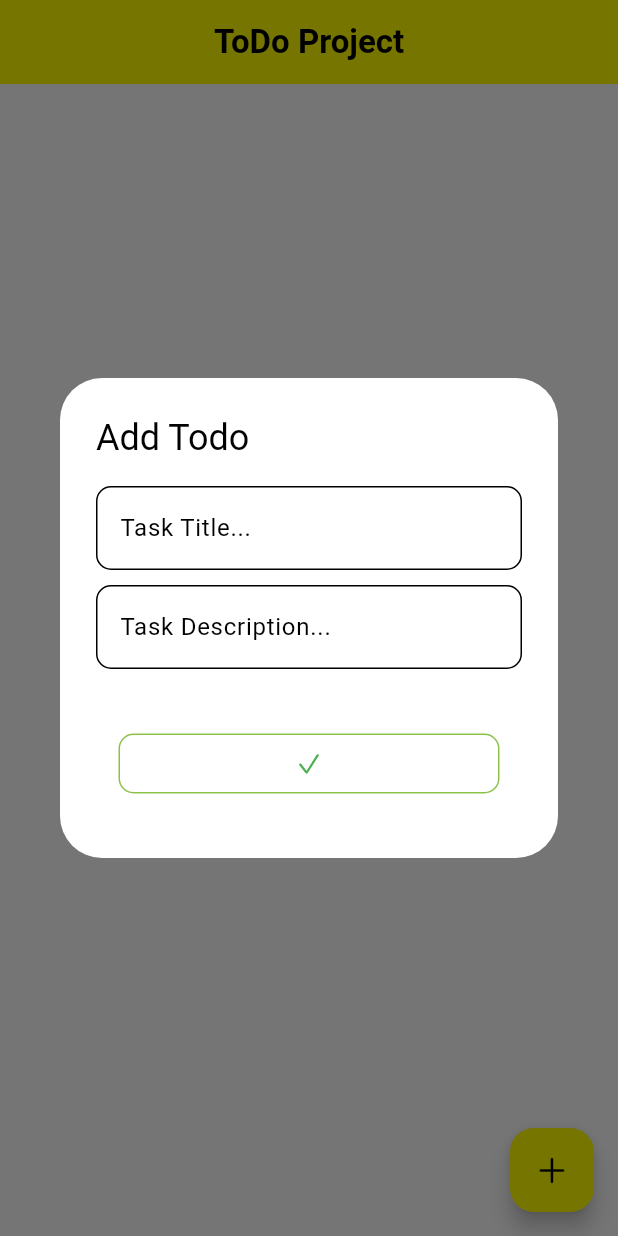
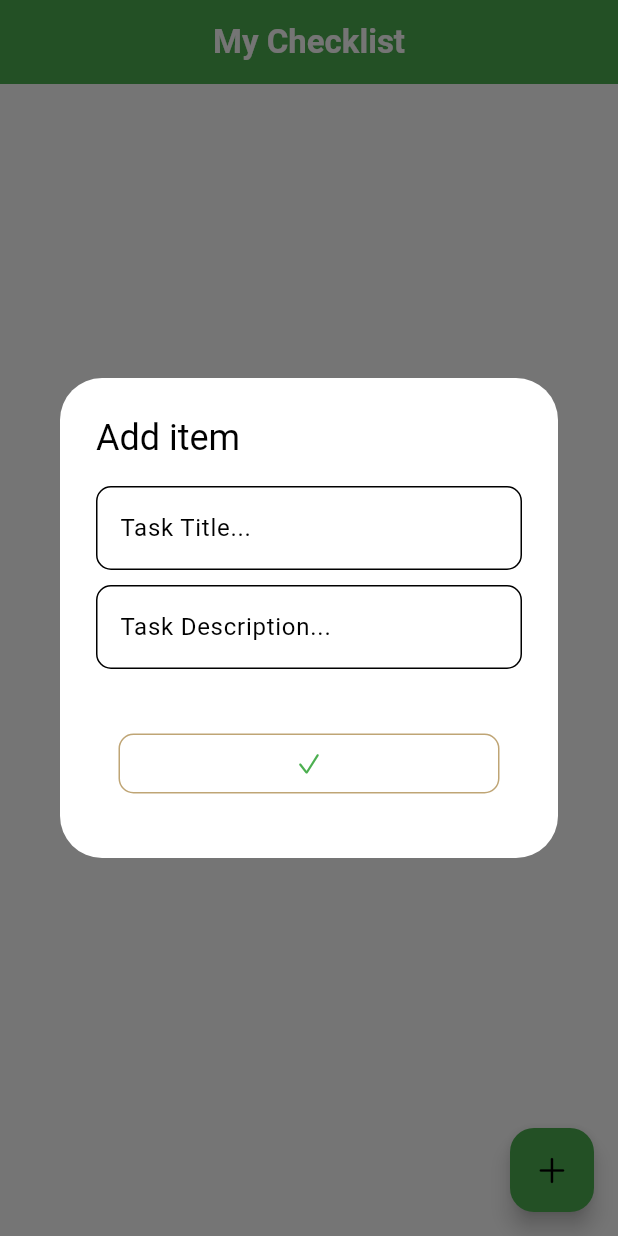
Before and after one commit to MarvinKweyu/checklist, a Flutter app: the screen it shows after launch, after a tap on an icon or button, on a phone screen of 412 x 824 dp. Run offline on Flutter 3.47's test engine with Material 3 defaults, Android fonts, the phone set to English and light mode, and no system bars; our stand-ins replace equatable, flutter_bloc, flutter_slidable, hydrated_bloc.

Commit message:
style: update proj assets

```diff
--- a/lib/home.dart
+++ b/lib/home.dart
@@ -39,9 +39,10 @@ class _HomeState extends State<Home> {
           elevation: 0,
           centerTitle: true,
           title: const Text(
-            "ToDo Project",
+            "My Checklist",
             style: TextStyle(
               fontWeight: FontWeight.bold,
+              color: Colors.white,
             ),
           )),
       backgroundColor: Theme.of(context).colorScheme.surface,
@@ -55,7 +56,7 @@ class _HomeState extends State<Home> {
                 TextEditingController controller1 = TextEditingController();
                 TextEditingController controller2 = TextEditingController();
                 return AlertDialog(
-                  title: const Text('Add Todo'),
+                  title: const Text('Add item'),
                   content: Column(
                     mainAxisSize: MainAxisSize.min,
                     children: [
--- a/lib/main.dart
+++ b/lib/main.dart
@@ -24,16 +24,16 @@ class MyApp extends StatelessWidget {
   @override
   Widget build(BuildContext context) {
     return MaterialApp(
-        title: 'ToDo Guide',
+        title: 'Checklist',
         debugShowCheckedModeBanner: false,
         theme: ThemeData(
           colorScheme: const ColorScheme.light(
             surface: Colors.white,
             onSurface: Colors.black,
-            primary: Colors.yellowAccent,
+            primary: Colors.green,
             onPrimary: Colors.black,
-            secondary: Colors.lightGreen,
-            onSecondary: Colors.white,
+            secondary: Color.fromARGB(255, 191, 165, 117),
+            onSecondary: Color.fromARGB(255, 191, 165, 117),
           ),
           useMaterial3: true,
         ),
```
Also changed, not shown: pubspec.yaml (+21 -4 lines), assets/images/checklist.png (added), pubspec.lock, 44 other files.
